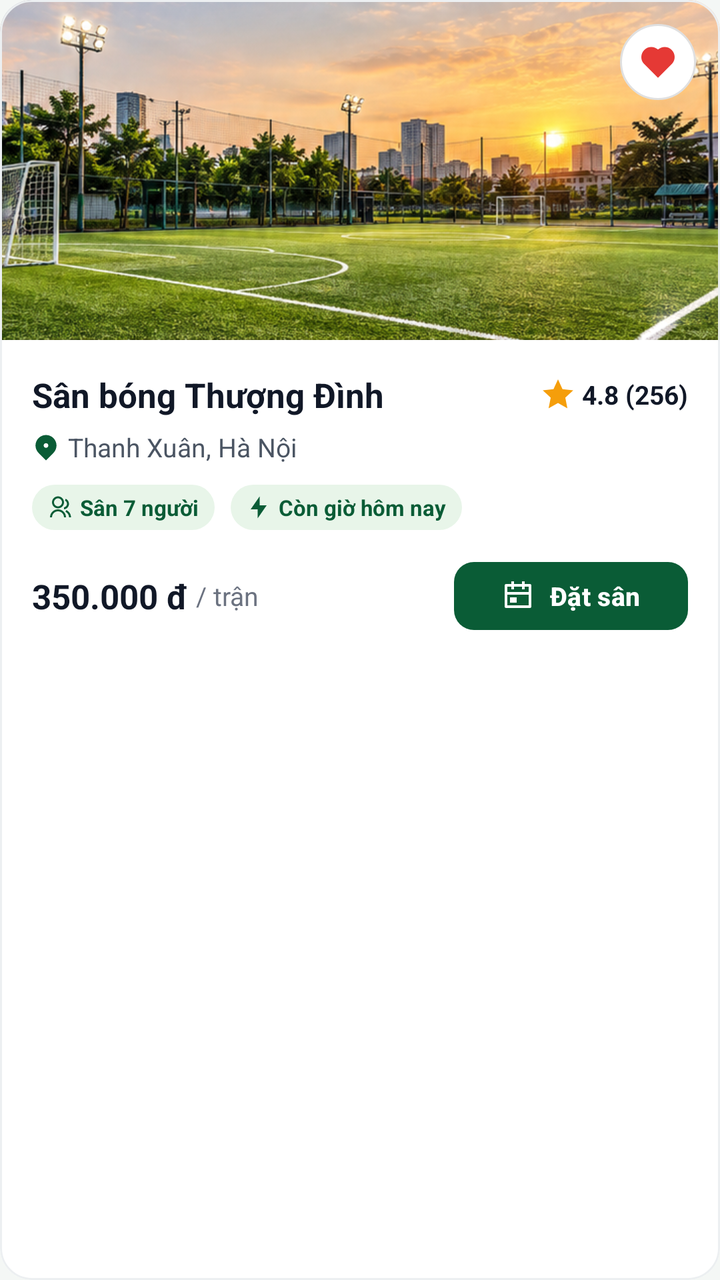
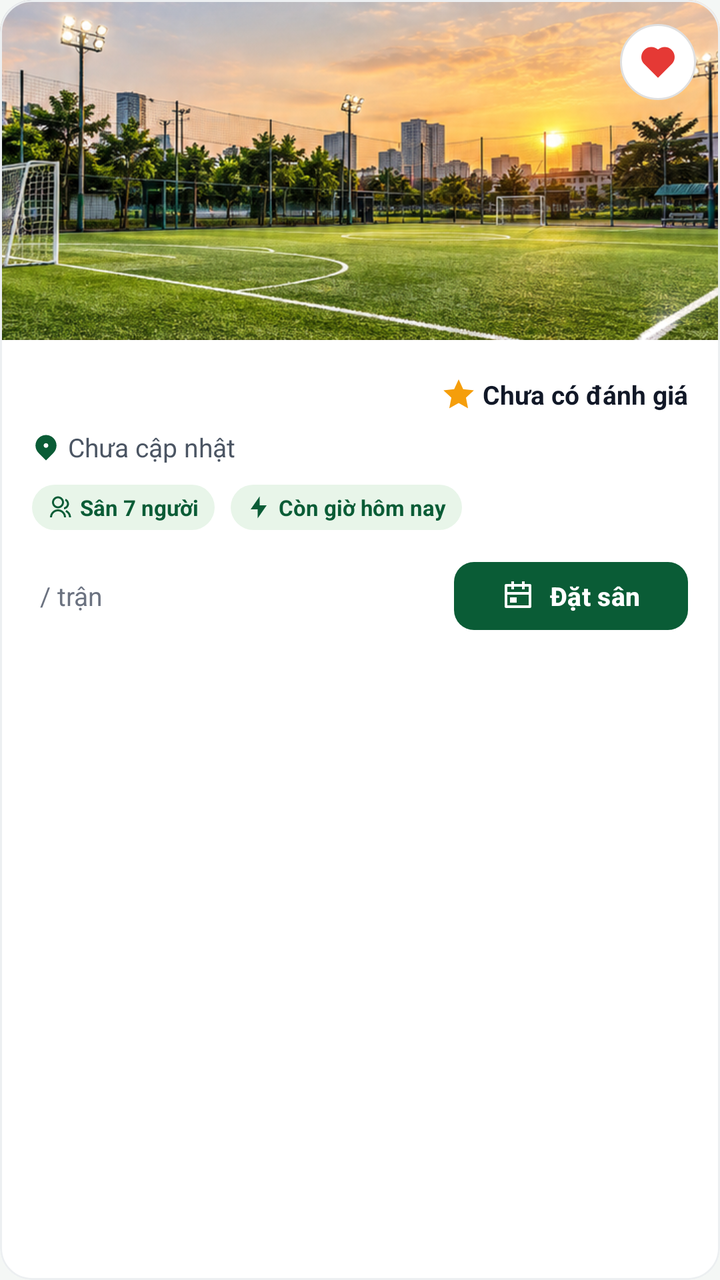

Compare the two renders of this Android layout. The source of the first and the diff that turns it into the second are given below.
<!-- AndroidManifest.xml: application theme Theme.SanBong -->
<!-- res/layout/item_favorite_pitch.xml -->
<?xml version="1.0" encoding="utf-8"?>
<com.google.android.material.card.MaterialCardView
    xmlns:android="http://schemas.android.com/apk/res/android"
    xmlns:app="http://schemas.android.com/apk/res-auto"
    android:layout_width="match_parent"
    android:layout_height="wrap_content"
    android:layout_marginBottom="16dp"
    app:cardCornerRadius="16dp"
    app:cardElevation="0dp"
    app:strokeWidth="1dp"
    app:strokeColor="#ECEFF1"
    app:cardBackgroundColor="@color/surface">

    <LinearLayout
        android:layout_width="match_parent"
        android:layout_height="wrap_content"
        android:orientation="vertical">

        
        <FrameLayout
            android:layout_width="match_parent"
            android:layout_height="170dp">

            <ImageView
                android:id="@+id/ivFavPitchImage"
                android:layout_width="match_parent"
                android:layout_height="match_parent"
                android:scaleType="centerCrop"
                android:src="@drawable/img_pitch_sunset" />

            
            <FrameLayout
                android:id="@+id/btnFavToggle"
                android:layout_width="38dp"
                android:layout_height="38dp"
                android:layout_gravity="top|end"
                android:layout_margin="12dp"
                android:background="@drawable/bg_favorite_heart"
                android:clickable="true"
                android:focusable="true">

                <ImageView
                    android:id="@+id/ivFavHeartIcon"
                    android:layout_width="20dp"
                    android:layout_height="20dp"
                    android:layout_gravity="center"
                    android:src="@drawable/ic_ri_heart_fill"
                    app:tint="#E53935" />
            </FrameLayout>
        </FrameLayout>

        
        <LinearLayout
            android:layout_width="match_parent"
            android:layout_height="wrap_content"
            android:orientation="vertical"
            android:padding="16dp">

            <LinearLayout
                android:layout_width="match_parent"
                android:layout_height="wrap_content"
                android:gravity="center_vertical">

                <TextView
                    android:id="@+id/tvFavPitchName"
                    android:layout_width="0dp"
                    android:layout_height="wrap_content"
                    android:layout_weight="1"
                    android:text="Sân bóng Thượng Đình"
                    android:textColor="@color/text_primary"
                    android:textSize="17sp"
                    android:textStyle="bold" />

                <ImageView
                    android:layout_width="16dp"
                    android:layout_height="16dp"
                    android:src="@drawable/ic_ri_star"
                    app:tint="#F59E0B" />

                <TextView
                    android:id="@+id/tvFavRating"
                    android:layout_width="wrap_content"
                    android:layout_height="wrap_content"
                    android:layout_marginStart="4dp"
                    android:text="4.8 (256)"
                    android:textColor="@color/text_primary"
                    android:textSize="13sp"
                    android:textStyle="bold" />
            </LinearLayout>

            
            <LinearLayout
                android:layout_width="match_parent"
                android:layout_height="wrap_content"
                android:layout_marginTop="6dp"
                android:gravity="center_vertical">

                <ImageView
                    android:layout_width="14dp"
                    android:layout_height="14dp"
                    android:src="@drawable/ic_ri_map_pin"
                    app:tint="@color/primary_green" />

                <TextView
                    android:id="@+id/tvFavAddress"
                    android:layout_width="wrap_content"
                    android:layout_height="wrap_content"
                    android:layout_marginStart="4dp"
                    android:text="Thanh Xuân, Hà Nội"
                    android:textColor="@color/text_secondary"
                    android:textSize="13sp" />
            </LinearLayout>

            
            <LinearLayout
                android:layout_width="match_parent"
                android:layout_height="wrap_content"
                android:layout_marginTop="10dp"
                android:gravity="center_vertical">

                <LinearLayout
                    android:layout_width="wrap_content"
                    android:layout_height="wrap_content"
                    android:background="@drawable/bg_tag_light_green"
                    android:paddingHorizontal="8dp"
                    android:paddingVertical="4dp"
                    android:gravity="center_vertical">

                    <ImageView
                        android:layout_width="12dp"
                        android:layout_height="12dp"
                        android:src="@drawable/ic_ri_group"
                        app:tint="@color/primary_green" />

                    <TextView
                        android:id="@+id/tvFavTypeTag"
                        android:layout_width="wrap_content"
                        android:layout_height="wrap_content"
                        android:layout_marginStart="4dp"
                        android:text="Sân 7 người"
                        android:textColor="@color/primary_green"
                        android:textSize="11sp"
                        android:textStyle="bold" />
                </LinearLayout>

                <LinearLayout
                    android:layout_width="wrap_content"
                    android:layout_height="wrap_content"
                    android:layout_marginStart="8dp"
                    android:background="@drawable/bg_tag_light_green"
                    android:paddingHorizontal="8dp"
                    android:paddingVertical="4dp"
                    android:gravity="center_vertical">

                    <ImageView
                        android:layout_width="12dp"
                        android:layout_height="12dp"
                        android:src="@drawable/ic_ri_bolt"
                        app:tint="@color/primary_green" />

                    <TextView
                        android:layout_width="wrap_content"
                        android:layout_height="wrap_content"
                        android:layout_marginStart="4dp"
                        android:text="Còn giờ hôm nay"
                        android:textColor="@color/primary_green"
                        android:textSize="11sp"
                        android:textStyle="bold" />
                </LinearLayout>
            </LinearLayout>

            
            <LinearLayout
                android:layout_width="match_parent"
                android:layout_height="wrap_content"
                android:layout_marginTop="12dp"
                android:gravity="center_vertical">

                <LinearLayout
                    android:layout_width="0dp"
                    android:layout_height="wrap_content"
                    android:layout_weight="1"
                    android:gravity="center_vertical">

                    <TextView
                        android:id="@+id/tvFavPrice"
                        android:layout_width="wrap_content"
                        android:layout_height="wrap_content"
                        android:text="350.000 đ"
                        android:textColor="@color/text_primary"
                        android:textSize="17sp"
                        android:textStyle="bold" />

                    <TextView
                        android:layout_width="wrap_content"
                        android:layout_height="wrap_content"
                        android:layout_marginStart="4dp"
                        android:text="/ trận"
                        android:textColor="@color/text_muted"
                        android:textSize="13sp" />
                </LinearLayout>

                <com.google.android.material.button.MaterialButton
                    android:id="@+id/btnFavBookNow"
                    android:layout_width="wrap_content"
                    android:layout_height="42dp"
                    android:text="Đặt sân"
                    android:textColor="@color/white"
                    android:textSize="13sp"
                    android:textStyle="bold"
                    app:backgroundTint="@color/primary_green"
                    app:cornerRadius="10dp"
                    app:icon="@drawable/ic_ri_calendar"
                    app:iconTint="@color/white"
                    app:iconSize="16dp" />
            </LinearLayout>

        </LinearLayout>

    </LinearLayout>

</com.google.android.material.card.MaterialCardView>
<!-- resources referenced by this layout -->
<resources>
  <color name="primary_green">#0A5C36</color>
  <color name="surface">#FFFFFF</color>
  <color name="text_muted">#6B7280</color>
  <color name="text_primary">#111827</color>
  <color name="text_secondary">#4B5563</color>
  <color name="white">#FFFFFF</color>
  <!-- drawable bg_favorite_heart (drawable) -->
  <?xml version="1.0" encoding="utf-8"?>
  <shape xmlns:android="http://schemas.android.com/apk/res/android"
      android:shape="oval">
      <solid android:color="#FFFFFF" />
      <stroke android:width="1dp" android:color="#E0E0E0" />
  </shape>
  <!-- drawable bg_tag_light_green (drawable) -->
  <?xml version="1.0" encoding="utf-8"?>
  <shape xmlns:android="http://schemas.android.com/apk/res/android"
      android:shape="rectangle">
      <solid android:color="#E8F5E9" />
      <corners android:radius="16dp" />
  </shape>
  <!-- drawable ic_ri_bolt (drawable) -->
  <vector xmlns:android="http://schemas.android.com/apk/res/android"
      android:width="24dp"
      android:height="24dp"
      android:viewportWidth="24"
      android:viewportHeight="24">
    <path
        android:fillColor="#FFFFFFFF"
        android:pathData="M13,10h7l-9,13v-9H4l9,-13v9z"/>
  </vector>
  <!-- drawable ic_ri_calendar (drawable) -->
  ﻿<vector xmlns:android="http://schemas.android.com/apk/res/android"
      android:width="24dp"
      android:height="24dp"
      android:viewportWidth="24"
      android:viewportHeight="24">
      <path
          android:fillColor="#FF000000"
          android:pathData="M9 1V3H15V1H17V3H21C21.5523 3 22 3.44772 22 4V20C22 20.5523 21.5523 21 21 21H3C2.44772 21 2 20.5523 2 20V4C2 3.44772 2.44772 3 3 3H7V1H9ZM20 11H4V19H20V11ZM11 13V17H6V13H11ZM7 5H4V9H20V5H17V7H15V5H9V7H7V5Z" />
  </vector>
  <!-- drawable ic_ri_heart_fill (drawable) -->
  ﻿<vector xmlns:android="http://schemas.android.com/apk/res/android"
      android:width="24dp"
      android:height="24dp"
      android:viewportWidth="24"
      android:viewportHeight="24">
      <path
          android:fillColor="#FF000000"
          android:pathData="M12.001 4.52853C14.35 2.42 17.98 2.49 20.2426 4.75736C22.5053 7.02472 22.583 10.637 20.4786 12.993L11.9999 21.485L3.52138 12.993C1.41705 10.637 1.49571 7.01901 3.75736 4.75736C6.02157 2.49315 9.64519 2.41687 12.001 4.52853Z" />
  </vector>
  <!-- drawable ic_ri_map_pin (drawable) -->
  ﻿<vector xmlns:android="http://schemas.android.com/apk/res/android"
      android:width="24dp"
      android:height="24dp"
      android:viewportWidth="24"
      android:viewportHeight="24">
      <path
          android:fillColor="#FF000000"
          android:pathData="M18.364 17.364L12 23.7279L5.63604 17.364C2.12132 13.8492 2.12132 8.15076 5.63604 4.63604C9.15076 1.12132 14.8492 1.12132 18.364 4.63604C21.8787 8.15076 21.8787 13.8492 18.364 17.364ZM12 13C13.1046 13 14 12.1046 14 11C14 9.89543 13.1046 9 12 9C10.8954 9 10 9.89543 10 11C10 12.1046 10.8954 13 12 13Z" />
  </vector>
  <!-- drawable ic_ri_star (drawable) -->
  ﻿<vector xmlns:android="http://schemas.android.com/apk/res/android"
      android:width="24dp"
      android:height="24dp"
      android:viewportWidth="24"
      android:viewportHeight="24">
      <path
          android:fillColor="#FF000000"
          android:pathData="M12.0006 18.26L4.94715 22.2082L6.52248 14.2799L0.587891 8.7918L8.61493 7.84006L12.0006 0.5L15.3862 7.84006L23.4132 8.7918L17.4787 14.2799L19.054 22.2082L12.0006 18.26Z" />
  </vector>
  <color name="brand_700">#0D683D</color>
  <color name="brand_100">#E6F4EA</color>
  <color name="brand_950">#074528</color>
  <color name="brand_600">#10804D</color>
  <color name="background">#F4F7F5</color>
  <color name="brand_50">#F4FBF7</color>
  <color name="brand_800">#0A5C36</color>
  <style name="ThemeOverlay.SanBong.MaterialAlertDialog" parent="ThemeOverlay.Material3.MaterialAlertDialog">
          <item name="colorPrimary">@color/primary_green</item>
          <item name="colorSurface">@color/surface</item>
          <item name="colorOnSurface">@color/text_primary</item>
      </style>
  <!-- unchanged entries left out for length: 3 -->
</resources>

<!-- the commit's change to res/layout/item_favorite_pitch.xml (unified diff, before → after) -->
@@ -66,7 +66,7 @@
                     android:layout_width="0dp"
                     android:layout_height="wrap_content"
                     android:layout_weight="1"
-                    android:text="Sân bóng Thượng Đình"
+                    android:text=""
                     android:textColor="@color/text_primary"
                     android:textSize="17sp"
                     android:textStyle="bold" />
@@ -82,7 +82,7 @@
                     android:layout_width="wrap_content"
                     android:layout_height="wrap_content"
                     android:layout_marginStart="4dp"
-                    android:text="4.8 (256)"
+                    android:text="Chưa có đánh giá"
                     android:textColor="@color/text_primary"
                     android:textSize="13sp"
                     android:textStyle="bold" />
@@ -106,7 +106,7 @@
                     android:layout_width="wrap_content"
                     android:layout_height="wrap_content"
                     android:layout_marginStart="4dp"
-                    android:text="Thanh Xuân, Hà Nội"
+                    android:text="Chưa cập nhật"
                     android:textColor="@color/text_secondary"
                     android:textSize="13sp" />
             </LinearLayout>
@@ -186,7 +186,7 @@
                         android:id="@+id/tvFavPrice"
                         android:layout_width="wrap_content"
                         android:layout_height="wrap_content"
-                        android:text="350.000 đ"
+                        android:text=""
                         android:textColor="@color/text_primary"
                         android:textSize="17sp"
                         android:textStyle="bold" />
